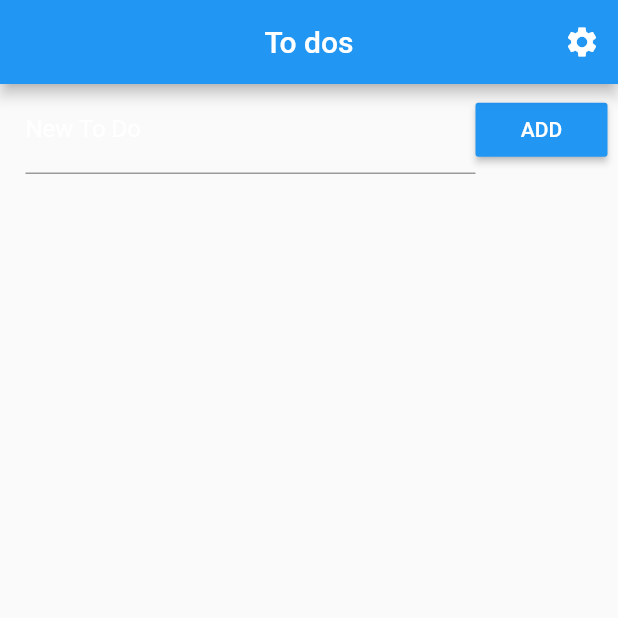
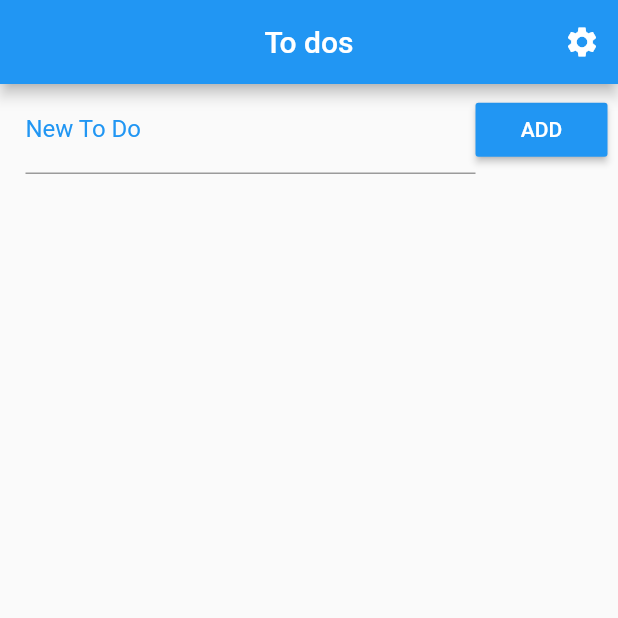
Before and after one commit to ajsaraujo/to-do-app, a Flutter app: the screen it shows after launch, on a phone screen of 412 x 824 dp, the top half of it. Run offline on Flutter 3.47's test engine with Material 2 defaults, Android fonts, the phone set to English and light mode, and no system bars; missing offline and left inert: flutter_material_color_picker.

Commit message:
Fix widget's colors

```diff
--- a/lib/widgets/input_section.dart
+++ b/lib/widgets/input_section.dart
@@ -22,7 +22,7 @@ class _InputSectionState extends State<InputSection> {
             controller: textFieldController,
             decoration: InputDecoration(
               labelText: 'New To Do',
-              labelStyle: TextStyle(color: Theme.of(context).accentColor),
+              labelStyle: TextStyle(color: Theme.of(context).primaryColor),
             ),
           ),
         ),
--- a/lib/widgets/to_do_list_view.dart
+++ b/lib/widgets/to_do_list_view.dart
@@ -64,6 +64,7 @@ class ToDoListViewState extends State<ToDoListView> {
   Widget build(BuildContext context) {
     return Expanded(
         child: RefreshIndicator(
+            color: Theme.of(context).primaryColor,
             onRefresh: _onRefresh,
             child: ListView.builder(
                 padding: EdgeInsets.only(top: 10.0),
```
Also changed, not shown: lib/views/settings.dart (+10 -31 lines).
